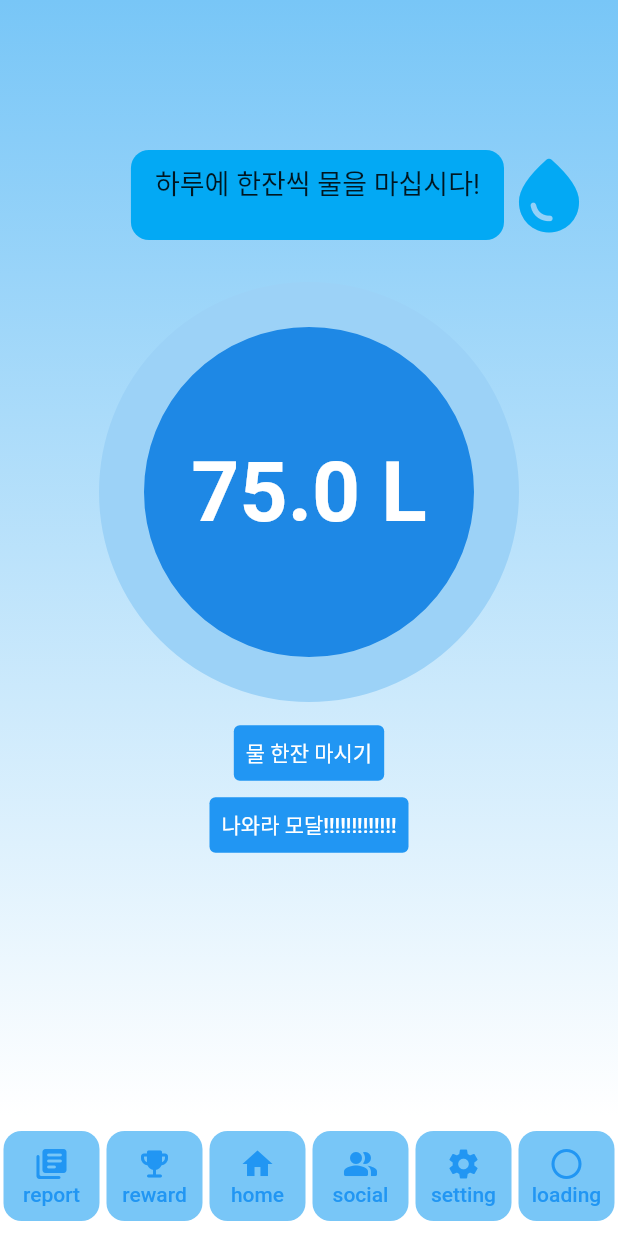
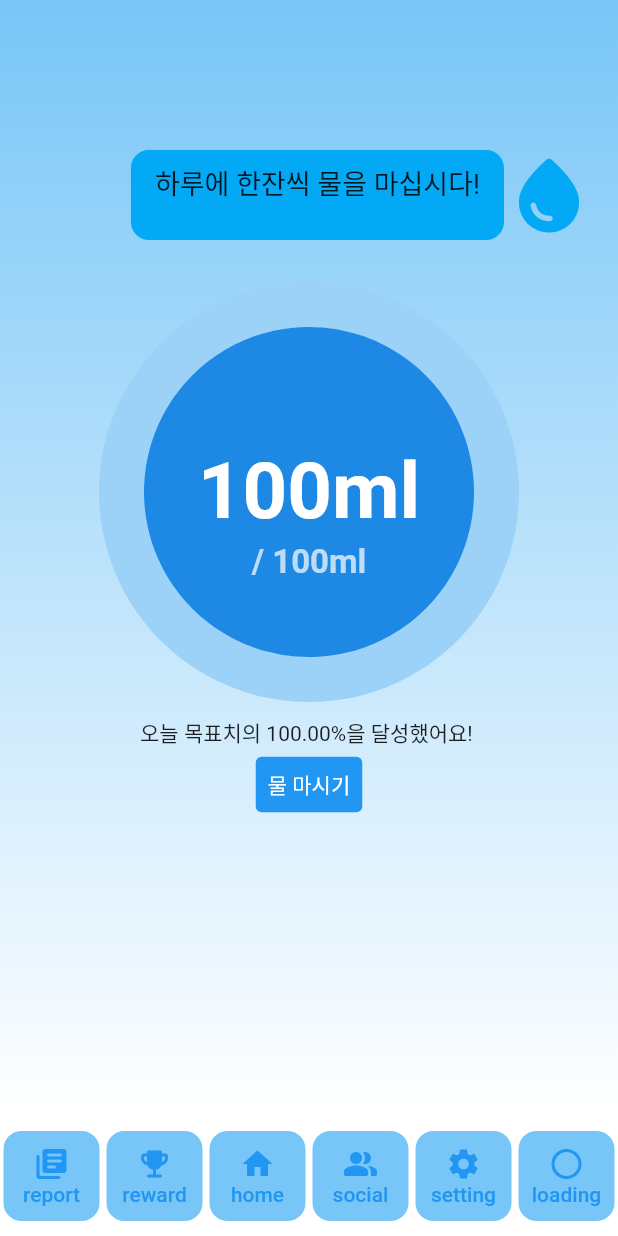
Before and after one commit to yu-so-young2/habitat, a Flutter app: the screen it shows after launch, on a phone screen of 412 x 824 dp. Run offline on Flutter 3.47's test engine with Material 2 defaults, Android fonts, the phone set to English and light mode, and no system bars; drawn by our look-alikes of step_progress_indicator; our stand-ins replace flutter_blue_plus; missing offline and left inert: indexed, sliding_up_panel2; network calls fail; Roboto replaces fonts that are missing (SeoulNamsan).

```diff
--- a/habitat/lib/api/user/api_users.dart
+++ b/habitat/lib/api/user/api_users.dart
@@ -30,10 +30,8 @@ class ApiUsers {
     );
     final response = await http.get(url);
     if (response.statusCode == 200) {
-      final List<dynamic> temp = jsonDecode(response.body);
-      for (var e in temp) {
-        getuserinfodata.add(Usersmodel.fromJson(e));
-      }
+      final temp = jsonDecode(utf8.decode(response.bodyBytes));
+      getuserinfodata.add(Usersmodel.fromJson(temp));
     }
 
     return getuserinfodata;
--- a/habitat/lib/screens/main/main_screen.dart
+++ b/habitat/lib/screens/main/main_screen.dart
@@ -1,9 +1,10 @@
 import 'package:flutter/material.dart';
+import 'package:habitat/api/drinklog/api_drinklogs.dart';
 import 'package:habitat/api/user/api_users.dart';
 import 'package:habitat/models/users_model.dart';
 import 'package:habitat/screens/main/main_panelwidget.dart';
 import 'package:habitat/widgets/dock_bar.dart';
-import 'package:habitat/widgets/waterlog_Input_modal.dart';
+import 'package:habitat/widgets/waterlog_inputmodal.dart';
 import 'package:sliding_up_panel2/sliding_up_panel2.dart';
 import 'package:step_progress_indicator/step_progress_indicator.dart';
 
@@ -17,28 +18,19 @@ class MainScreen extends StatefulWidget {
 class _MainScreenState extends State<MainScreen> {
   final ScrollController scrollController = ScrollController();
   final PanelController panelController = PanelController();
-  var amountwater = 75;
 
-  int usergoaldata = 1;
+  // 일일 누적 음수량
+  var amountwater = 100;
+  //목표 음수량
+  var usergoaldata = 100;
 
   void importdata() async {
     List<Usersmodel> userinfodata = [];
     userinfodata = await ApiUsers().getUserInfo('asdf');
+    amountwater = await ApiDrinkLogs().getTodaytotalDrink('asdf');
     usergoaldata = userinfodata[0].goal;
     setState(() {});
   }
-
-  void drinkup() {
-    setState(() {
-      amountwater = amountwater + 1;
-      if (amountwater == 101) {
-        amountwater = 0;
-      }
-    });
-  }
-
-  final drinkType = ['water', 'coffee', 'non-coffee'];
-  var selectedDrinkTypeValue;
 
   @override
   void initState() {
@@ -134,11 +126,22 @@ class _MainScreenState extends State<MainScreen> {
                     // roundedCap: (_, __) => false,
                   ),
                   Text(
-                    "$amountwater.0 L",
+                    "${amountwater}ml",
                     style: const TextStyle(
-                      fontSize: 56,
+                      fontSize: 52,
                       fontWeight: FontWeight.w600,
                       color: Colors.white,
+                    ),
+                  ),
+                  Positioned(
+                    bottom: 80,
+                    child: Text(
+                      "/ ${usergoaldata}ml",
+                      style: const TextStyle(
+                        fontSize: 22,
+                        fontWeight: FontWeight.w600,
+                        color: Colors.white70,
+                      ),
                     ),
                   )
                 ],
@@ -146,17 +149,10 @@ class _MainScreenState extends State<MainScreen> {
               const SizedBox(
                 height: 10,
               ),
-              TextButton(
-                style: const ButtonStyle(
-                  backgroundColor: MaterialStatePropertyAll(Colors.blue),
-                ),
-                onPressed: drinkup,
-                child: const Text(
-                  "물 한잔 마시기",
-                  style: TextStyle(color: Colors.white),
-                ),
+              Text(
+                "오늘 목표치의 ${(amountwater / usergoaldata * 100).toStringAsFixed(2)}%을 달성했어요! ",
               ),
-              const WaterLogInputModal(),
+              WaterLogInputModal(updatedata: importdata),
             ],
           ),
         ),
--- a/habitat/lib/widgets/waterlog_Input_modal.dart
+++ b/habitat/lib/widgets/waterlog_inputmodal.dart
@@ -2,16 +2,22 @@ import 'package:flutter/material.dart';
 import 'package:habitat/api/drinklog/api_drinklogs.dart';
 
 class WaterLogInputModal extends StatefulWidget {
-  const WaterLogInputModal({super.key});
+  const WaterLogInputModal({super.key, required this.updatedata});
+  final Function updatedata;
 
   @override
   State<WaterLogInputModal> createState() => _WaterLogInputModalState();
 }
 
 class _WaterLogInputModalState extends State<WaterLogInputModal> {
+  // 음료 타입
   final drinkTypeList = ['water', 'coffee', 'non-coffee'];
+  // 선택한 음료 타입
   var selectedDrinkTypeValue = 'water';
+  // 선택한 음료 타입 api 전송코드
   var drinkType = 'w';
+  // 마신 음수량
+  var drink = 0;
 
   @override
   Widget build(BuildContext context) {
@@ -23,7 +29,7 @@ class _WaterLogInputModalState extends State<WaterLogInputModal> {
         _showdialog(context);
       },
       child: const Text(
-        "나와라 모달!!!!!!!!!!!!!",
+        "물 마시기",
         style: TextStyle(color: Colors.white),
       ),
     );
@@ -68,14 +74,23 @@ class _WaterLogInputModalState extends State<WaterLogInputModal> {
                             });
                           }),
                       const Text("을(를) "),
-                      const SizedBox(width: 40, child: TextField()),
+                      SizedBox(
+                          width: 40,
+                          child: TextField(
+                            onChanged: (value) {
+                              setState(() {
+                                drink = int.parse(value);
+                              });
+                            },
+                          )),
                       const Text('만큼 마셨습니다!'),
                     ],
                   ),
                   const SizedBox(height: 5),
                   TextButton(
                     onPressed: () {
-                      ApiDrinkLogs().postAddDrinkLog(100, drinkType, 'asdf');
+                      ApiDrinkLogs().postAddDrinkLog(drink, drinkType, 'asdf');
+                      widget.updatedata();
                       Navigator.pop(context);
                     },
                     child: const Text('전송'),
```
Also changed, not shown: habitat/lib/api/drinklog/api_drinklogs.dart (+24 -2 lines), habitat/pubspec.lock.
